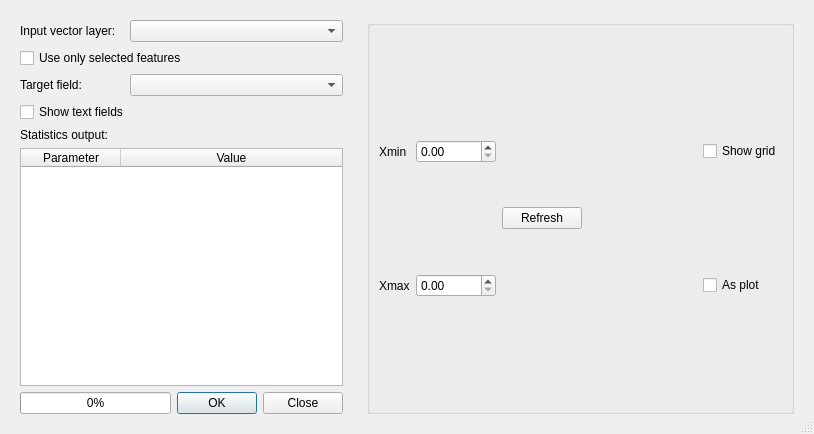
Above: ui/statistdialogbase.ui from alexbruy/statist before the change. Below: the same form after it.
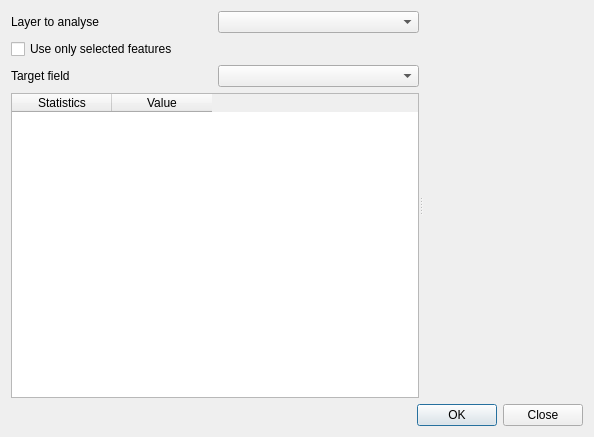
That is the form after the change. Custom widgets are drawn as their Qt base class.

Commit message: GUI cleanup (work in progress):   - switch to custom matplotlib widget   - remove obsolete widgets

Patch:
```diff
--- a/ui/statistdialogbase.ui
+++ b/ui/statistdialogbase.ui
@@ -6,93 +6,59 @@
    <rect>
     <x>0</x>
     <y>0</y>
-    <width>814</width>
-    <height>434</height>
+    <width>594</width>
+    <height>437</height>
    </rect>
   </property>
   <property name="windowTitle">
    <string>Statist: Field statistics</string>
   </property>
-  <property name="sizeGripEnabled">
-   <bool>true</bool>
-  </property>
-  <layout class="QHBoxLayout" name="horizontalLayout_2">
+  <layout class="QVBoxLayout" name="verticalLayout">
    <item>
-    <widget class="QWidget" name="widgetStats" native="true">
-     <property name="minimumSize">
-      <size>
-       <width>341</width>
-       <height>331</height>
-      </size>
+    <widget class="QSplitter" name="splitter">
+     <property name="orientation">
+      <enum>Qt::Horizontal</enum>
      </property>
-     <property name="maximumSize">
-      <size>
-       <width>360</width>
-       <height>16777215</height>
-      </size>
-     </property>
+     <widget class="QWidget" name="layoutWidget">
      <layout class="QGridLayout" name="gridLayout">
       <item row="0" column="0">
        <widget class="QLabel" name="label">
         <property name="text">
-         <string>Input vector layer:</string>
+          <string>Layer to analyse</string>
         </property>
        </widget>
       </item>
-      <item row="2" column="0" colspan="3">
-       <widget class="QCheckBox" name="chkUseSelected">
+       <item row="0" column="1">
+        <widget class="QgsMapLayerComboBox" name="cmbLayer"/>
+       </item>
+       <item row="1" column="0" colspan="2">
+        <widget class="QCheckBox" name="chkSelectedOnly">
         <property name="text">
          <string>Use only selected features</string>
         </property>
        </widget>
       </item>
-      <item row="3" column="0">
+       <item row="2" column="1">
+        <widget class="QgsFieldComboBox" name="cmbField"/>
+       </item>
+       <item row="2" column="0">
        <widget class="QLabel" name="label_2">
         <property name="text">
-         <string>Target field:</string>
+          <string>Target field</string>
         </property>
        </widget>
       </item>
-      <item row="4" column="0" colspan="3">
-       <widget class="QCheckBox" name="chkShowTextFields">
-        <property name="text">
-         <string>Show text fields</string>
-        </property>
-       </widget>
-      </item>
-      <item row="5" column="0" colspan="3">
-       <widget class="QLabel" name="label_3">
-        <property name="text">
-         <string>Statistics output:</string>
-        </property>
-       </widget>
-      </item>
-      <item row="6" column="0" colspan="3">
-       <widget class="QTableWidget" name="lstStatistics">
+       <item row="3" column="0" colspan="2">
+        <widget class="QTableWidget" name="tblStatistics">
         <property name="editTriggers">
          <set>QAbstractItemView::NoEditTriggers</set>
         </property>
         <property name="alternatingRowColors">
          <bool>true</bool>
         </property>
-        <property name="selectionMode">
-         <enum>QAbstractItemView::NoSelection</enum>
-        </property>
-        <property name="wordWrap">
-         <bool>false</bool>
-        </property>
         <property name="cornerButtonEnabled">
          <bool>false</bool>
         </property>
-        <attribute name="horizontalHeaderVisible">
-         <bool>true</bool>
-        </attribute>
-        <attribute name="horizontalHeaderHighlightSections">
-         <bool>false</bool>
-        </attribute>
-        <attribute name="horizontalHeaderStretchLastSection">
-         <bool>true</bool>
-        </attribute>
         <attribute name="verticalHeaderVisible">
          <bool>false</bool>
         </attribute>
@@ -101,7 +67,7 @@
         </attribute>
         <column>
          <property name="text">
-          <string>Parameter</string>
+           <string>Statistics</string>
          </property>
         </column>
         <column>
@@ -111,13 +77,9 @@
         </column>
        </widget>
       </item>
-      <item row="7" column="0" colspan="3">
-       <layout class="QHBoxLayout" name="horizontalLayout">
-        <item>
-         <widget class="QProgressBar" name="progressBar">
-          <property name="value">
-           <number>0</number>
-          </property>
+      </layout>
+     </widget>
+     <widget class="QMatplotlibWidget" name="mplWidget" native="true"/>
          </widget>
         </item>
         <item>
@@ -131,151 +93,6 @@
          </widget>
         </item>
        </layout>
-      </item>
-      <item row="0" column="1" colspan="2">
-       <widget class="QgsMapLayerComboBox" name="cmbLayer"/>
-      </item>
-      <item row="3" column="1" colspan="2">
-       <widget class="QgsFieldComboBox" name="cmbField"/>
-      </item>
-     </layout>
-    </widget>
-   </item>
-   <item>
-    <widget class="QWidget" name="widgetPlot" native="true">
-     <property name="sizePolicy">
-      <sizepolicy hsizetype="Expanding" vsizetype="Expanding">
-       <horstretch>0</horstretch>
-       <verstretch>0</verstretch>
-      </sizepolicy>
-     </property>
-     <property name="minimumSize">
-      <size>
-       <width>340</width>
-       <height>330</height>
-      </size>
-     </property>
-     <layout class="QVBoxLayout" name="verticalLayout">
-      <item>
-       <layout class="QVBoxLayout" name="layoutPlot"/>
-      </item>
-      <item>
-       <widget class="QGroupBox" name="groupBox">
-        <property name="sizePolicy">
-         <sizepolicy hsizetype="Preferred" vsizetype="Minimum">
-          <horstretch>0</horstretch>
-          <verstretch>0</verstretch>
-         </sizepolicy>
-        </property>
-        <property name="title">
-         <string/>
-        </property>
-        <layout class="QGridLayout" name="gridLayout_3">
-         <item row="0" column="0">
-          <widget class="QLabel" name="label_4">
-           <property name="maximumSize">
-            <size>
-             <width>40</width>
-             <height>16777215</height>
-            </size>
-           </property>
-           <property name="text">
-            <string>Xmin</string>
-           </property>
-          </widget>
-         </item>
-         <item row="0" column="1">
-          <widget class="QDoubleSpinBox" name="spnMinX">
-           <property name="minimumSize">
-            <size>
-             <width>0</width>
-             <height>0</height>
-            </size>
-           </property>
-           <property name="maximumSize">
-            <size>
-             <width>80</width>
-             <height>16777215</height>
-            </size>
-           </property>
-           <property name="maximum">
-            <double>999999999.990000009536743</double>
-           </property>
-          </widget>
-         </item>
-         <item row="0" column="3" rowspan="2">
-          <widget class="QPushButton" name="btnRefresh">
-           <property name="text">
-            <string>Refresh</string>
-           </property>
-          </widget>
-         </item>
-         <item row="0" column="6">
-          <widget class="QCheckBox" name="chkShowGrid">
-           <property name="text">
-            <string>Show grid</string>
-           </property>
-          </widget>
-         </item>
-         <item row="1" column="0">
-          <widget class="QLabel" name="label_5">
-           <property name="maximumSize">
-            <size>
-             <width>40</width>
-             <height>16777215</height>
-            </size>
-           </property>
-           <property name="text">
-            <string>Xmax</string>
-           </property>
-          </widget>
-         </item>
-         <item row="1" column="1">
-          <widget class="QDoubleSpinBox" name="spnMaxX">
-           <property name="minimumSize">
-            <size>
-             <width>0</width>
-             <height>0</height>
-            </size>
-           </property>
-           <property name="maximumSize">
-            <size>
-             <width>80</width>
-             <height>16777215</height>
-            </size>
-           </property>
-           <property name="maximum">
-            <double>999999999.990000009536743</double>
-           </property>
-          </widget>
-         </item>
-         <item row="1" column="6">
-          <widget class="QCheckBox" name="chkAsPlot">
-           <property name="text">
-            <string>As plot</string>
-           </property>
-          </widget>
-         </item>
-         <item row="0" column="5">
-          <spacer name="horizontalSpacer">
-           <property name="orientation">
-            <enum>Qt::Horizontal</enum>
-           </property>
-           <property name="sizeHint" stdset="0">
-            <size>
-             <width>40</width>
-             <height>20</height>
-            </size>
-           </property>
-          </spacer>
-         </item>
-        </layout>
-       </widget>
-      </item>
-     </layout>
-    </widget>
-   </item>
-  </layout>
  </widget>
  <customwidgets>
   <customwidget>
@@ -288,6 +105,12 @@
    <extends>QComboBox</extends>
    <header>qgsmaplayercombobox.h</header>
   </customwidget>
+  <customwidget>
+   <class>QMatplotlibWidget</class>
+   <extends>QWidget</extends>
+   <header location="global">statist.gui.qmatplotlibwidget</header>
+   <container>1</container>
+  </customwidget>
  </customwidgets>
  <resources/>
  <connections>
```
Left out of the diff: 13 changed lines with no effect on the pictures. Lines whose indentation alone changed are shown as unchanged. The commit also changes 1 other file.
